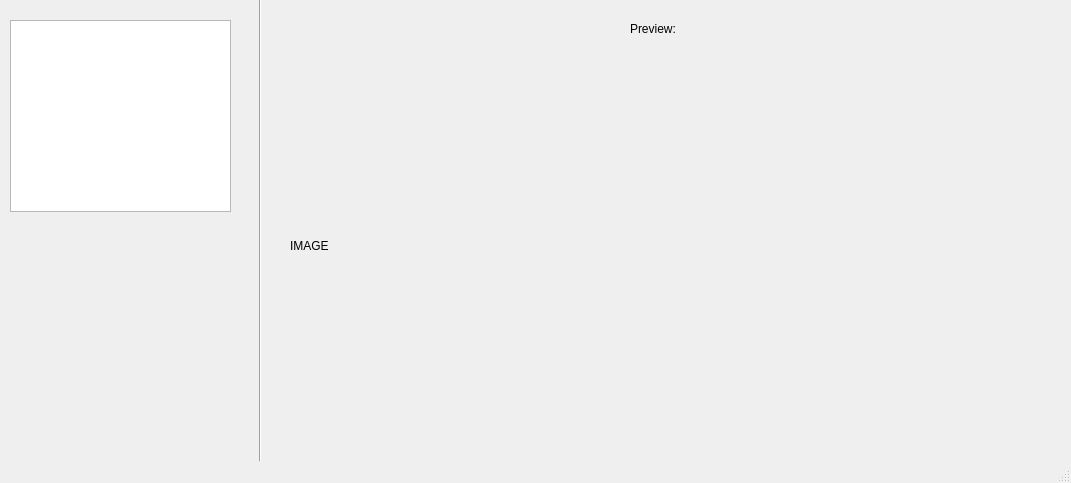
Qt form phote.ui (MichaelMarkovsky/phote) before a commit.
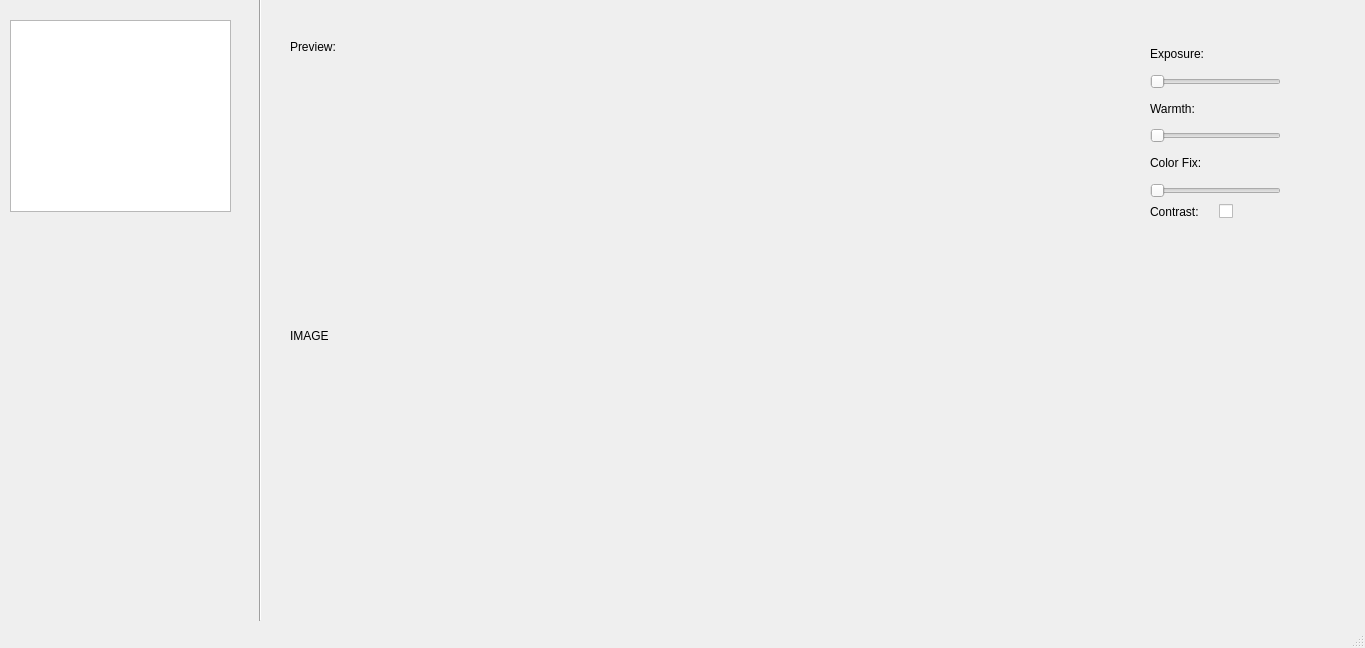
The same form after that commit.

Commit message:
ADDED: color feature, improved performance
Everytime we load the image, we load it once and do the transformation
changes on that alone without loading everytime.

Patch:
```diff
--- a/phote.ui
+++ b/phote.ui
@@ -6,8 +6,8 @@
    <rect>
     <x>0</x>
     <y>0</y>
-    <width>1071</width>
-    <height>483</height>
+    <width>1365</width>
+    <height>648</height>
    </rect>
   </property>
   <property name="windowTitle">
@@ -20,26 +20,13 @@
    <bool>false</bool>
   </property>
   <widget class="QWidget" name="centralwidget">
-   <widget class="QLabel" name="label">
-    <property name="geometry">
-     <rect>
-      <x>630</x>
-      <y>20</y>
-      <width>54</width>
-      <height>17</height>
-     </rect>
-    </property>
-    <property name="text">
-     <string>Preview:</string>
-    </property>
-   </widget>
    <widget class="Line" name="line">
     <property name="geometry">
      <rect>
       <x>220</x>
       <y>-20</y>
       <width>81</width>
-      <height>481</height>
+      <height>641</height>
      </rect>
     </property>
     <property name="orientation">
@@ -61,11 +48,18 @@
      <rect>
       <x>290</x>
       <y>40</y>
-      <width>731</width>
-      <height>411</height>
+      <width>841</width>
+      <height>571</height>
      </rect>
     </property>
     <layout class="QVBoxLayout" name="verticalLayout">
+     <item>
+      <widget class="QLabel" name="label">
+       <property name="text">
+        <string>Preview:</string>
+       </property>
+      </widget>
+     </item>
      <item>
       <widget class="QLabel" name="label_2">
        <property name="sizePolicy">
@@ -81,6 +75,78 @@
      </item>
     </layout>
    </widget>
+   <widget class="QWidget" name="verticalLayoutWidget_2">
+    <property name="geometry">
+     <rect>
+      <x>1150</x>
+      <y>40</y>
+      <width>131</width>
+      <height>179</height>
+     </rect>
+    </property>
+    <layout class="QVBoxLayout" name="verticalLayout_2">
+     <item>
+      <widget class="QLabel" name="label_3">
+       <property name="text">
+        <string>Exposure:</string>
+       </property>
+      </widget>
+     </item>
+     <item>
+      <widget class="QSlider" name="exposureSlider">
+       <property name="orientation">
+        <enum>Qt::Orientation::Horizontal</enum>
+       </property>
+      </widget>
+     </item>
+     <item>
+      <widget class="QLabel" name="label_4">
+       <property name="text">
+        <string>Warmth:</string>
+       </property>
+      </widget>
+     </item>
+     <item>
+      <widget class="QSlider" name="warmthSlider">
+       <property name="orientation">
+        <enum>Qt::Orientation::Horizontal</enum>
+       </property>
+      </widget>
+     </item>
+     <item>
+      <widget class="QLabel" name="label_5">
+       <property name="text">
+        <string>Color Fix:</string>
+       </property>
+      </widget>
+     </item>
+     <item>
+      <widget class="QSlider" name="horizontalSlider_3">
+       <property name="orientation">
+        <enum>Qt::Orientation::Horizontal</enum>
+       </property>
+      </widget>
+     </item>
+     <item>
+      <layout class="QHBoxLayout" name="horizontalLayout">
+       <item>
+        <widget class="QLabel" name="label_6">
+         <property name="text">
+          <string>Contrast:</string>
+         </property>
+        </widget>
+       </item>
+       <item>
+        <widget class="QCheckBox" name="contrastCheckbox">
+         <property name="text">
+          <string/>
+         </property>
+        </widget>
+       </item>
+      </layout>
+     </item>
+    </layout>
+   </widget>
   </widget>
   <widget class="QStatusBar" name="statusbar"/>
  </widget>
```
The commit also changes 2 other files.
